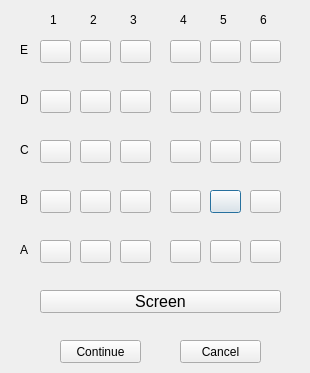
tongzhou-us/Movie-Ticket-Booking-System, file UI/SeatMap_Dialog.ui: the form before one commit.
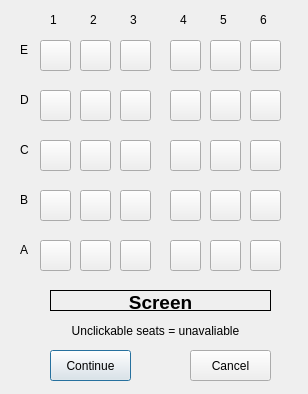
The form after the commit.

What changed in the file:
```diff
--- a/UI/SeatMap_Dialog.ui
+++ b/UI/SeatMap_Dialog.ui
@@ -6,8 +6,8 @@
    <rect>
     <x>0</x>
     <y>0</y>
-    <width>310</width>
-    <height>373</height>
+    <width>308</width>
+    <height>394</height>
    </rect>
   </property>
   <property name="windowTitle">
@@ -35,12 +35,21 @@
      <x>210</x>
      <y>190</y>
      <width>31</width>
-     <height>23</height>
+     <height>31</height>
     </rect>
    </property>
    <property name="text">
     <string/>
    </property>
+   <property name="checkable">
+    <bool>true</bool>
+   </property>
+   <property name="autoDefault">
+    <bool>false</bool>
+   </property>
+   <attribute name="buttonGroup">
+    <string notr="true">buttonGroup</string>
+   </attribute>
   </widget>
   <widget class="QPushButton" name="D1_PushButton">
    <property name="geometry">
@@ -48,12 +57,18 @@
      <x>40</x>
      <y>90</y>
      <width>31</width>
-     <height>23</height>
+     <height>31</height>
     </rect>
    </property>
    <property name="text">
     <string/>
    </property>
+   <property name="autoDefault">
+    <bool>false</bool>
+   </property>
+   <attribute name="buttonGroup">
+    <string notr="true">buttonGroup</string>
+   </attribute>
   </widget>
   <widget class="QPushButton" name="E5_PushButton">
    <property name="geometry">
@@ -61,12 +76,21 @@
      <x>210</x>
      <y>40</y>
      <width>31</width>
-     <height>23</height>
+     <height>31</height>
     </rect>
    </property>
    <property name="text">
     <string/>
    </property>
+   <property name="checkable">
+    <bool>true</bool>
+   </property>
+   <property name="autoDefault">
+    <bool>false</bool>
+   </property>
+   <attribute name="buttonGroup">
+    <string notr="true">buttonGroup</string>
+   </attribute>
   </widget>
   <widget class="QPushButton" name="A6_PushButton">
    <property name="geometry">
@@ -74,12 +98,21 @@
      <x>250</x>
      <y>240</y>
      <width>31</width>
-     <height>23</height>
+     <height>31</height>
     </rect>
    </property>
    <property name="text">
     <string/>
    </property>
+   <property name="checkable">
+    <bool>true</bool>
+   </property>
+   <property name="autoDefault">
+    <bool>false</bool>
+   </property>
+   <attribute name="buttonGroup">
+    <string notr="true">buttonGroup</string>
+   </attribute>
   </widget>
   <widget class="QLabel" name="lineE_Label_2">
    <property name="geometry">
@@ -103,12 +136,18 @@
      <x>40</x>
      <y>140</y>
      <width>31</width>
-     <height>23</height>
+     <height>31</height>
     </rect>
    </property>
    <property name="text">
     <string/>
    </property>
+   <property name="autoDefault">
+    <bool>false</bool>
+   </property>
+   <attribute name="buttonGroup">
+    <string notr="true">buttonGroup</string>
+   </attribute>
   </widget>
   <widget class="QLabel" name="lineD_Label_4">
    <property name="geometry">
@@ -177,10 +216,10 @@
   <widget class="QPushButton" name="Continue_PushButton">
    <property name="geometry">
     <rect>
-     <x>60</x>
-     <y>340</y>
+     <x>50</x>
+     <y>350</y>
      <width>81</width>
-     <height>23</height>
+     <height>31</height>
     </rect>
    </property>
    <property name="text">
@@ -193,12 +232,21 @@
      <x>80</x>
      <y>140</y>
      <width>31</width>
-     <height>23</height>
+     <height>31</height>
     </rect>
    </property>
    <property name="text">
     <string/>
    </property>
+   <property name="checkable">
+    <bool>true</bool>
+   </property>
+   <property name="autoDefault">
+    <bool>false</bool>
+   </property>
+   <attribute name="buttonGroup">
+    <string notr="true">buttonGroup</string>
+   </attribute>
   </widget>
   <widget class="QLabel" name="row3_Label">
    <property name="geometry">
@@ -222,12 +270,21 @@
      <x>120</x>
      <y>240</y>
      <width>31</width>
-     <height>23</height>
+     <height>31</height>
     </rect>
    </property>
    <property name="text">
     <string/>
    </property>
+   <property name="checkable">
+    <bool>true</bool>
+   </property>
+   <property name="autoDefault">
+    <bool>false</bool>
+   </property>
+   <attribute name="buttonGroup">
+    <string notr="true">buttonGroup</string>
+   </attribute>
   </widget>
   <widget class="QLabel" name="row2_Label">
    <property name="geometry">
@@ -251,12 +308,21 @@
      <x>170</x>
      <y>240</y>
      <width>31</width>
-     <height>23</height>
+     <height>31</height>
     </rect>
    </property>
    <property name="text">
     <string/>
    </property>
+   <property name="checkable">
+    <bool>true</bool>
+   </property>
+   <property name="autoDefault">
+    <bool>false</bool>
+   </property>
+   <attribute name="buttonGroup">
+    <string notr="true">buttonGroup</string>
+   </attribute>
   </widget>
   <widget class="QPushButton" name="C3_PushButton">
    <property name="geometry">
@@ -264,12 +330,21 @@
      <x>120</x>
      <y>140</y>
      <width>31</width>
-     <height>23</height>
+     <height>31</height>
     </rect>
    </property>
    <property name="text">
     <string/>
    </property>
+   <property name="checkable">
+    <bool>true</bool>
+   </property>
+   <property name="autoDefault">
+    <bool>false</bool>
+   </property>
+   <attribute name="buttonGroup">
+    <string notr="true">buttonGroup</string>
+   </attribute>
   </widget>
   <widget class="QPushButton" name="B1_PushButton">
    <property name="geometry">
@@ -277,12 +352,21 @@
      <x>40</x>
      <y>190</y>
      <width>31</width>
-     <height>23</height>
+     <height>31</height>
     </rect>
    </property>
    <property name="text">
     <string/>
    </property>
+   <property name="checkable">
+    <bool>true</bool>
+   </property>
+   <property name="autoDefault">
+    <bool>false</bool>
+   </property>
+   <attribute name="buttonGroup">
+    <string notr="true">buttonGroup</string>
+   </attribute>
   </widget>
   <widget class="QPushButton" name="D4_PushButton">
    <property name="geometry">
@@ -290,12 +374,21 @@
      <x>170</x>
      <y>90</y>
      <width>31</width>
-     <height>23</height>
+     <height>31</height>
     </rect>
    </property>
    <property name="text">
     <string/>
    </property>
+   <property name="checkable">
+    <bool>true</bool>
+   </property>
+   <property name="autoDefault">
+    <bool>false</bool>
+   </property>
+   <attribute name="buttonGroup">
+    <string notr="true">buttonGroup</string>
+   </attribute>
   </widget>
   <widget class="QPushButton" name="B2_PushButton">
    <property name="geometry">
@@ -303,12 +396,21 @@
      <x>80</x>
      <y>190</y>
      <width>31</width>
-     <height>23</height>
+     <height>31</height>
     </rect>
    </property>
    <property name="text">
     <string/>
    </property>
+   <property name="checkable">
+    <bool>true</bool>
+   </property>
+   <property name="autoDefault">
+    <bool>false</bool>
+   </property>
+   <attribute name="buttonGroup">
+    <string notr="true">buttonGroup</string>
+   </attribute>
   </widget>
   <widget class="QPushButton" name="C5_PushButton">
    <property name="geometry">
@@ -316,12 +418,21 @@
      <x>210</x>
      <y>140</y>
      <width>31</width>
-     <height>23</height>
+     <height>31</height>
     </rect>
    </property>
    <property name="text">
     <string/>
    </property>
+   <property name="checkable">
+    <bool>true</bool>
+   </property>
+   <property name="autoDefault">
+    <bool>false</bool>
+   </property>
+   <attribute name="buttonGroup">
+    <string notr="true">buttonGroup</string>
+   </attribute>
   </widget>
   <widget class="QPushButton" name="B6_PushButton">
    <property name="geometry">
@@ -329,12 +440,21 @@
      <x>250</x>
      <y>190</y>
      <width>31</width>
-     <height>23</height>
+     <height>31</height>
     </rect>
    </property>
    <property name="text">
     <string/>
    </property>
+   <property name="checkable">
+    <bool>true</bool>
+   </property>
+   <property name="autoDefault">
+    <bool>false</bool>
+   </property>
+   <attribute name="buttonGroup">
+    <string notr="true">buttonGroup</string>
+   </attribute>
   </widget>
   <widget class="QPushButton" name="D2_PushButton">
    <property name="geometry">
@@ -342,20 +462,26 @@
      <x>80</x>
      <y>90</y>
      <width>31</width>
-     <height>23</height>
+     <height>31</height>
     </rect>
    </property>
    <property name="text">
     <string/>
    </property>
+   <property name="autoDefault">
+    <bool>false</bool>
+   </property>
+   <attribute name="buttonGroup">
+    <string notr="true">buttonGroup</string>
+   </attribute>
   </widget>
   <widget class="QPushButton" name="Cancel_PushButton">
    <property name="geometry">
     <rect>
-     <x>180</x>
-     <y>340</y>
+     <x>190</x>
+     <y>350</y>
      <width>81</width>
-     <height>23</height>
+     <height>31</height>
     </rect>
    </property>
    <property name="text">
@@ -368,12 +494,21 @@
      <x>250</x>
      <y>40</y>
      <width>31</width>
-     <height>23</height>
+     <height>31</height>
     </rect>
    </property>
    <property name="text">
     <string/>
    </property>
+   <property name="checkable">
+    <bool>true</bool>
+   </property>
+   <property name="autoDefault">
+    <bool>false</bool>
+   </property>
+   <attribute name="buttonGroup">
+    <string notr="true">buttonGroup</string>
+   </attribute>
   </widget>
   <widget class="QPushButton" name="E3_PushButton">
    <property name="geometry">
@@ -381,12 +516,21 @@
      <x>120</x>
      <y>40</y>
      <width>31</width>
-     <height>23</height>
+     <height>31</height>
     </rect>
    </property>
    <property name="text">
     <string/>
    </property>
+   <property name="checkable">
+    <bool>true</bool>
+   </property>
+   <property name="autoDefault">
+    <bool>false</bool>
+   </property>
+   <attribute name="buttonGroup">
+    <string notr="true">buttonGroup</string>
+   </attribute>
   </widget>
   <widget class="QLabel" name="row6_Label">
    <property name="geometry">
@@ -410,12 +554,21 @@
      <x>40</x>
      <y>240</y>
      <width>31</width>
-     <height>23</height>
+     <height>31</height>
     </rect>
    </property>
    <property name="text">
     <string/>
    </property>
+   <property name="checkable">
+    <bool>true</bool>
+   </property>
+   <property name="autoDefault">
+    <bool>false</bool>
+   </property>
+   <attribute name="buttonGroup">
+    <string notr="true">buttonGroup</string>
+   </attribute>
   </widget>
   <widget class="QPushButton" name="A5_PushButton">
    <property name="geometry">
@@ -423,12 +576,21 @@
      <x>210</x>
      <y>240</y>
      <width>31</width>
-     <height>23</height>
+     <height>31</height>
     </rect>
    </property>
    <property name="text">
     <string/>
    </property>
+   <property name="checkable">
+    <bool>true</bool>
+   </property>
+   <property name="autoDefault">
+    <bool>false</bool>
+   </property>
+   <attribute name="buttonGroup">
+    <string notr="true">buttonGroup</string>
+   </attribute>
   </widget>
   <widget class="QPushButton" name="C4_PushButton">
    <property name="geometry">
@@ -436,12 +598,24 @@
      <x>170</x>
      <y>140</y>
      <width>31</width>
-     <height>23</height>
+     <height>31</height>
     </rect>
    </property>
    <property name="text">
     <string/>
    </property>
+   <property name="checkable">
+    <bool>true</bool>
+   </property>
+   <property name="checked">
+    <bool>false</bool>
+   </property>
+   <property name="autoDefault">
+    <bool>false</bool>
+   </property>
+   <attribute name="buttonGroup">
+    <string notr="true">buttonGroup</string>
+   </attribute>
   </widget>
   <widget class="QPushButton" name="D3_PushButton">
    <property name="geometry">
@@ -449,12 +623,21 @@
      <x>120</x>
      <y>90</y>
      <width>31</width>
-     <height>23</height>
+     <height>31</height>
     </rect>
    </property>
    <property name="text">
     <string/>
    </property>
+   <property name="checkable">
+    <bool>true</bool>
+   </property>
+   <property name="autoDefault">
+    <bool>false</bool>
+   </property>
+   <attribute name="buttonGroup">
+    <string notr="true">buttonGroup</string>
+   </attribute>
   </widget>
   <widget class="QPushButton" name="B4_PushButton">
    <property name="geometry">
@@ -462,12 +645,21 @@
      <x>170</x>
      <y>190</y>
      <width>31</width>
-     <height>23</height>
+     <height>31</height>
     </rect>
    </property>
    <property name="text">
     <string/>
    </property>
+   <property name="checkable">
+    <bool>true</bool>
+   </property>
+   <property name="autoDefault">
+    <bool>false</bool>
+   </property>
+   <attribute name="buttonGroup">
+    <string notr="true">buttonGroup</string>
+   </attribute>
   </widget>
   <widget class="QPushButton" name="A2_PushButton">
    <property name="geometry">
@@ -475,12 +667,21 @@
      <x>80</x>
      <y>240</y>
      <width>31</width>
-     <height>23</height>
+     <height>31</height>
     </rect>
    </property>
    <property name="text">
     <string/>
    </property>
+   <property name="checkable">
+    <bool>true</bool>
+   </property>
+   <property name="autoDefault">
+    <bool>false</bool>
+   </property>
+   <attribute name="buttonGroup">
+    <string notr="true">buttonGroup</string>
+   </attribute>
   </widget>
   <widget class="QPushButton" name="D6_PushButton">
    <property name="geometry">
@@ -488,12 +689,21 @@
      <x>250</x>
      <y>90</y>
      <width>31</width>
-     <height>23</height>
+     <height>31</height>
     </rect>
    </property>
    <property name="text">
     <string/>
    </property>
+   <property name="checkable">
+    <bool>true</bool>
+   </property>
+   <property name="autoDefault">
+    <bool>false</bool>
+   </property>
+   <attribute name="buttonGroup">
+    <string notr="true">buttonGroup</string>
+   </attribute>
   </widget>
   <widget class="QPushButton" name="E1_PushButton">
    <property name="geometry">
@@ -501,12 +711,24 @@
      <x>40</x>
      <y>40</y>
      <width>31</width>
-     <height>23</height>
+     <height>31</height>
     </rect>
    </property>
    <property name="text">
     <string/>
    </property>
+   <property name="checkable">
+    <bool>true</bool>
+   </property>
+   <property name="autoDefault">
+    <bool>false</bool>
+   </property>
+   <property name="flat">
+    <bool>false</bool>
+   </property>
+   <attribute name="buttonGroup">
+    <string notr="true">buttonGroup</string>
+   </attribute>
   </widget>
   <widget class="QPushButton" name="C6_PushButton">
    <property name="geometry">
@@ -514,12 +736,21 @@
      <x>250</x>
      <y>140</y>
      <width>31</width>
-     <height>23</height>
+     <height>31</height>
     </rect>
    </property>
    <property name="text">
     <string/>
    </property>
+   <property name="checkable">
+    <bool>true</bool>
+   </property>
+   <property name="autoDefault">
+    <bool>false</bool>
+   </property>
+   <attribute name="buttonGroup">
+    <string notr="true">buttonGroup</string>
+   </attribute>
   </widget>
   <widget class="QPushButton" name="E2_PushButton">
    <property name="geometry">
@@ -527,12 +758,21 @@
      <x>80</x>
      <y>40</y>
      <width>31</width>
-     <height>23</height>
+     <height>31</height>
     </rect>
    </property>
    <property name="text">
     <string/>
    </property>
+   <property name="checkable">
+    <bool>true</bool>
+   </property>
+   <property name="autoDefault">
+    <bool>false</bool>
+   </property>
+   <attribute name="buttonGroup">
+    <string notr="true">buttonGroup</string>
+   </attribute>
   </widget>
   <widget class="QPushButton" name="D5_PushButton">
    <property name="geometry">
@@ -540,12 +780,21 @@
      <x>210</x>
      <y>90</y>
      <width>31</width>
-     <height>23</height>
+     <height>31</height>
     </rect>
    </property>
    <property name="text">
     <string/>
    </property>
+   <property name="checkable">
+    <bool>true</bool>
+   </property>
+   <property name="autoDefault">
+    <bool>false</bool>
+   </property>
+   <attribute name="buttonGroup">
+    <string notr="true">buttonGroup</string>
+   </attribute>
   </widget>
   <widget class="QLabel" name="row1_Label">
    <property name="geometry">
@@ -569,12 +818,21 @@
      <x>120</x>
      <y>190</y>
      <width>31</width>
-     <height>23</height>
+     <height>31</height>
     </rect>
    </property>
    <property name="text">
     <string/>
    </property>
+   <property name="checkable">
+    <bool>true</bool>
+   </property>
+   <property name="autoDefault">
+    <bool>false</bool>
+   </property>
+   <attribute name="buttonGroup">
+    <string notr="true">buttonGroup</string>
+   </attribute>
   </widget>
   <widget class="QLabel" name="lineA_Label">
    <property name="geometry">
@@ -598,35 +856,55 @@
      <x>170</x>
      <y>40</y>
      <width>31</width>
-     <height>23</height>
+     <height>31</height>
     </rect>
    </property>
    <property name="text">
     <string/>
    </property>
+   <property name="checkable">
+    <bool>true</bool>
+   </property>
+   <property name="autoDefault">
+    <bool>false</bool>
+   </property>
+   <attribute name="buttonGroup">
+    <string notr="true">buttonGroup</string>
+   </attribute>
   </widget>
-  <widget class="QPushButton" name="Screen_PushButton">
+  <widget class="QLabel" name="screen_label">
    <property name="geometry">
     <rect>
-     <x>40</x>
+     <x>50</x>
      <y>290</y>
-     <width>241</width>
-     <height>23</height>
+     <width>221</width>
+     <height>21</height>
     </rect>
    </property>
-   <property name="font">
-    <font>
-     <pointsize>12</pointsize>
-    </font>
+   <property name="frameShape">
+    <enum>QFrame::Panel</enum>
    </property>
-   <property name="styleSheet">
-    <string notr="true"/>
+   <property name="text">
+    <string>&lt;html&gt;&lt;head/&gt;&lt;body&gt;&lt;p&gt;&lt;span style=&quot; font-size:14pt; font-weight:600;&quot;&gt;Screen&lt;/span&gt;&lt;/p&gt;&lt;/body&gt;&lt;/html&gt;</string>
    </property>
+   <property name="alignment">
+    <set>Qt::AlignCenter</set>
+   </property>
+  </widget>
+  <widget class="QLabel" name="selectedseat_Label">
+   <property name="geometry">
+    <rect>
+     <x>20</x>
+     <y>320</y>
+     <width>271</width>
+     <height>21</height>
+    </rect>
+   </property>
    <property name="text">
-    <string>Screen</string>
+    <string>Unclickable seats = unavaliable</string>
    </property>
-   <property name="flat">
-    <bool>false</bool>
+   <property name="alignment">
+    <set>Qt::AlignCenter</set>
    </property>
   </widget>
  </widget>
```
Left out of the diff: 7 changed lines with no effect on the pictures.
